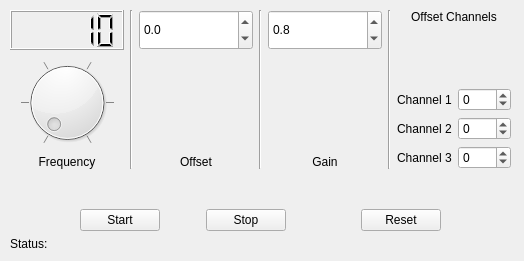
The window that ThreePhase.ui (Joeseidon/Lpad_2_Raspi_Comm_Test) describes before a commit, drawn with Qt 5.
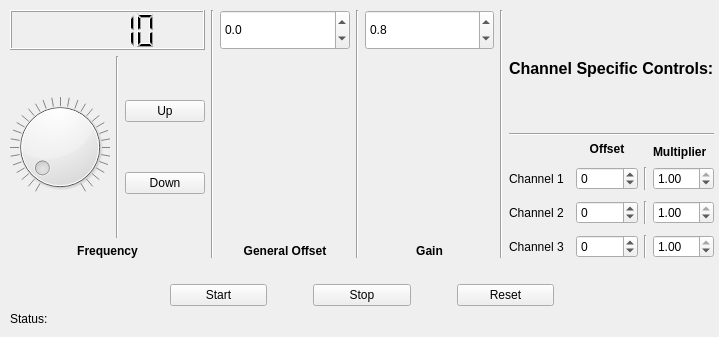
The same window after the commit.

Commit message: updated msg data to include new mult values

```diff
--- a/ThreePhase.ui
+++ b/ThreePhase.ui
@@ -2,14 +2,23 @@
 <ui version="4.0">
  <class>Form</class>
  <widget class="QWidget" name="Form">
+  <property name="enabled">
+   <bool>true</bool>
+  </property>
   <property name="geometry">
    <rect>
     <x>0</x>
     <y>0</y>
-    <width>524</width>
-    <height>261</height>
+    <width>719</width>
+    <height>337</height>
    </rect>
   </property>
+  <property name="sizePolicy">
+   <sizepolicy hsizetype="Preferred" vsizetype="Preferred">
+    <horstretch>0</horstretch>
+    <verstretch>0</verstretch>
+   </sizepolicy>
+  </property>
   <property name="windowTitle">
    <string>3 Phase Function Generator</string>
   </property>
@@ -18,82 +27,13 @@
     <rect>
      <x>10</x>
      <y>10</y>
-     <width>501</width>
-     <height>241</height>
+     <width>704</width>
+     <height>316</height>
     </rect>
    </property>
    <layout class="QVBoxLayout" name="verticalLayout_5">
     <item>
      <layout class="QGridLayout" name="gridLayout">
-      <item row="0" column="6">
-       <layout class="QVBoxLayout" name="verticalLayout">
-        <item>
-         <widget class="QLabel" name="label_4">
-          <property name="text">
-           <string>Offset Channels</string>
-          </property>
-          <property name="alignment">
-           <set>Qt::AlignHCenter|Qt::AlignTop</set>
-          </property>
-         </widget>
-        </item>
-        <item>
-         <layout class="QFormLayout" name="formLayout">
-          <item row="0" column="0">
-           <widget class="QLabel" name="label_5">
-            <property name="text">
-             <string>Channel 1</string>
-            </property>
-           </widget>
-          </item>
-          <item row="0" column="1">
-           <widget class="QSpinBox" name="Channel1_scale">
-            <property name="minimum">
-             <number>-1</number>
-            </property>
-            <property name="maximum">
-             <number>1</number>
-            </property>
-           </widget>
-          </item>
-          <item row="1" column="0">
-           <widget class="QLabel" name="label_6">
-            <property name="text">
-             <string>Channel 2</string>
-            </property>
-           </widget>
-          </item>
-          <item row="1" column="1">
-           <widget class="QSpinBox" name="Channel2_scale">
-            <property name="minimum">
-             <number>-1</number>
-            </property>
-            <property name="maximum">
-             <number>1</number>
-            </property>
-           </widget>
-          </item>
-          <item row="2" column="0">
-           <widget class="QLabel" name="label_7">
-            <property name="text">
-             <string>Channel 3</string>
-            </property>
-           </widget>
-          </item>
-          <item row="2" column="1">
-           <widget class="QSpinBox" name="Channel3_scale">
-            <property name="minimum">
-             <number>-1</number>
-            </property>
-            <property name="maximum">
-             <number>1</number>
-            </property>
-           </widget>
-          </item>
-         </layout>
-        </item>
-       </layout>
-      </item>
       <item row="0" column="4">
        <layout class="QVBoxLayout" name="verticalLayout_3">
         <item>
@@ -120,6 +60,12 @@
         </item>
         <item>
          <widget class="QLabel" name="label_2">
+          <property name="font">
+           <font>
+            <weight>75</weight>
+            <bold>true</bold>
+           </font>
+          </property>
           <property name="text">
            <string>Gain</string>
           </property>
@@ -166,8 +112,14 @@
         </item>
         <item>
          <widget class="QLabel" name="label_3">
+          <property name="font">
+           <font>
+            <weight>75</weight>
+            <bold>true</bold>
+           </font>
+          </property>
           <property name="text">
-           <string>Offset</string>
+           <string>General Offset</string>
           </property>
           <property name="scaledContents">
            <bool>false</bool>
@@ -201,38 +153,112 @@
          </widget>
         </item>
         <item>
-         <widget class="QDial" name="FreqDial">
-          <property name="maximum">
-           <number>5000</number>
-          </property>
-          <property name="singleStep">
-           <number>100</number>
-          </property>
-          <property name="pageStep">
-           <number>100</number>
-          </property>
-          <property name="value">
-           <number>10</number>
-          </property>
-          <property name="tracking">
-           <bool>true</bool>
-          </property>
-          <property name="invertedAppearance">
-           <bool>false</bool>
-          </property>
-          <property name="invertedControls">
-           <bool>false</bool>
-          </property>
-          <property name="wrapping">
-           <bool>false</bool>
-          </property>
-          <property name="notchesVisible">
-           <bool>true</bool>
-          </property>
-         </widget>
+         <layout class="QGridLayout" name="gridLayout_3">
+          <item row="0" column="2">
+           <layout class="QVBoxLayout" name="verticalLayout_6">
+            <item>
+             <spacer name="verticalSpacer_6">
+              <property name="orientation">
+               <enum>Qt::Vertical</enum>
+              </property>
+              <property name="sizeHint" stdset="0">
+               <size>
+                <width>20</width>
+                <height>40</height>
+               </size>
+              </property>
+             </spacer>
+            </item>
+            <item>
+             <widget class="QPushButton" name="Increase_Freq_Btn">
+              <property name="text">
+               <string>Up</string>
+              </property>
+             </widget>
+            </item>
+            <item>
+             <spacer name="verticalSpacer_5">
+              <property name="orientation">
+               <enum>Qt::Vertical</enum>
+              </property>
+              <property name="sizeHint" stdset="0">
+               <size>
+                <width>20</width>
+                <height>40</height>
+               </size>
+              </property>
+             </spacer>
+            </item>
+            <item>
+             <widget class="QPushButton" name="Decrease_Freq_Btn">
+              <property name="text">
+               <string>Down</string>
+              </property>
+             </widget>
+            </item>
+            <item>
+             <spacer name="verticalSpacer_4">
+              <property name="orientation">
+               <enum>Qt::Vertical</enum>
+              </property>
+              <property name="sizeHint" stdset="0">
+               <size>
+                <width>20</width>
+                <height>40</height>
+               </size>
+              </property>
+             </spacer>
+            </item>
+           </layout>
+          </item>
+          <item row="0" column="0">
+           <widget class="QDial" name="FreqDial">
+            <property name="maximum">
+             <number>300</number>
+            </property>
+            <property name="singleStep">
+             <number>10</number>
+            </property>
+            <property name="pageStep">
+             <number>10</number>
+            </property>
+            <property name="value">
+             <number>10</number>
+            </property>
+            <property name="tracking">
+             <bool>true</bool>
+            </property>
+            <property name="invertedAppearance">
+             <bool>false</bool>
+            </property>
+            <property name="invertedControls">
+             <bool>false</bool>
+            </property>
+            <property name="wrapping">
+             <bool>false</bool>
+            </property>
+            <property name="notchesVisible">
+             <bool>true</bool>
+            </property>
+           </widget>
+          </item>
+          <item row="0" column="1">
+           <widget class="Line" name="line_5">
+            <property name="orientation">
+             <enum>Qt::Vertical</enum>
+            </property>
+           </widget>
+          </item>
+         </layout>
         </item>
         <item>
          <widget class="QLabel" name="label">
+          <property name="font">
+           <font>
+            <weight>75</weight>
+            <bold>true</bold>
+           </font>
+          </property>
           <property name="text">
            <string>Frequency</string>
           </property>
@@ -240,7 +266,7 @@
            <bool>false</bool>
           </property>
           <property name="alignment">
-           <set>Qt::AlignCenter</set>
+           <set>Qt::AlignBottom|Qt::AlignHCenter</set>
           </property>
          </widget>
         </item>
@@ -260,6 +286,228 @@
         </property>
        </widget>
       </item>
+      <item row="0" column="6">
+       <layout class="QVBoxLayout" name="verticalLayout">
+        <item>
+         <widget class="QLabel" name="label_8">
+          <property name="font">
+           <font>
+            <pointsize>12</pointsize>
+            <weight>75</weight>
+            <bold>true</bold>
+            <underline>false</underline>
+           </font>
+          </property>
+          <property name="text">
+           <string>Channel Specific Controls:</string>
+          </property>
+         </widget>
+        </item>
+        <item>
+         <widget class="Line" name="line_4">
+          <property name="orientation">
+           <enum>Qt::Horizontal</enum>
+          </property>
+         </widget>
+        </item>
+        <item>
+         <layout class="QGridLayout" name="gridLayout_2">
+          <item row="5" column="3">
+           <widget class="QDoubleSpinBox" name="Channel3_mult">
+            <property name="maximum">
+             <double>1.000000000000000</double>
+            </property>
+            <property name="singleStep">
+             <double>0.050000000000000</double>
+            </property>
+            <property name="value">
+             <double>1.000000000000000</double>
+            </property>
+           </widget>
+          </item>
+          <item row="1" column="2">
+           <widget class="Line" name="line_9">
+            <property name="orientation">
+             <enum>Qt::Vertical</enum>
+            </property>
+           </widget>
+          </item>
+          <item row="3" column="1">
+           <widget class="QSpinBox" name="Channel2_offset">
+            <property name="minimum">
+             <number>-1</number>
+            </property>
+            <property name="maximum">
+             <number>1</number>
+            </property>
+           </widget>
+          </item>
+          <item row="0" column="1">
+           <widget class="QLabel" name="label_4">
+            <property name="font">
+             <font>
+              <weight>75</weight>
+              <bold>true</bold>
+              <underline>false</underline>
+             </font>
+            </property>
+            <property name="text">
+             <string>Offset</string>
+            </property>
+            <property name="alignment">
+             <set>Qt::AlignHCenter|Qt::AlignTop</set>
+            </property>
+           </widget>
+          </item>
+          <item row="1" column="3">
+           <widget class="QDoubleSpinBox" name="Channel1_mult">
+            <property name="maximum">
+             <double>1.000000000000000</double>
+            </property>
+            <property name="singleStep">
+             <double>0.050000000000000</double>
+            </property>
+            <property name="value">
+             <double>1.000000000000000</double>
+            </property>
+           </widget>
+          </item>
+          <item row="3" column="3">
+           <widget class="QDoubleSpinBox" name="Channel2_mult">
+            <property name="maximum">
+             <double>1.000000000000000</double>
+            </property>
+            <property name="singleStep">
+             <double>0.050000000000000</double>
+            </property>
+            <property name="value">
+             <double>1.000000000000000</double>
+            </property>
+           </widget>
+          </item>
+          <item row="5" column="1">
+           <widget class="QSpinBox" name="Channel3_offset">
+            <property name="minimum">
+             <number>-1</number>
+            </property>
+            <property name="maximum">
+             <number>1</number>
+            </property>
+           </widget>
+          </item>
+          <item row="5" column="0">
+           <widget class="QLabel" name="label_7">
+            <property name="font">
+             <font>
+              <weight>50</weight>
+              <bold>false</bold>
+             </font>
+            </property>
+            <property name="text">
+             <string>Channel 3</string>
+            </property>
+           </widget>
+          </item>
+          <item row="3" column="0">
+           <widget class="QLabel" name="label_6">
+            <property name="font">
+             <font>
+              <weight>50</weight>
+              <bold>false</bold>
+             </font>
+            </property>
+            <property name="text">
+             <string>Channel 2</string>
+            </property>
+           </widget>
+          </item>
+          <item row="0" column="3">
+           <widget class="QLabel" name="label_9">
+            <property name="font">
+             <font>
+              <weight>75</weight>
+              <bold>true</bold>
+              <underline>false</underline>
+             </font>
+            </property>
+            <property name="text">
+             <string>Multiplier</string>
+            </property>
+           </widget>
+          </item>
+          <item row="1" column="0">
+           <widget class="QLabel" name="label_5">
+            <property name="font">
+             <font>
+              <weight>50</weight>
+              <bold>false</bold>
+             </font>
+            </property>
+            <property name="text">
+             <string>Channel 1</string>
+            </property>
+           </widget>
+          </item>
+          <item row="1" column="1">
+           <widget class="QSpinBox" name="Channel1_offset">
+            <property name="minimum">
+             <number>-1</number>
+            </property>
+            <property name="maximum">
+             <number>1</number>
+            </property>
+           </widget>
+          </item>
+          <item row="3" column="2">
+           <widget class="Line" name="line_8">
+            <property name="orientation">
+             <enum>Qt::Vertical</enum>
+            </property>
+           </widget>
+          </item>
+          <item row="4" column="0">
+           <spacer name="verticalSpacer_2">
+            <property name="orientation">
+             <enum>Qt::Vertical</enum>
+            </property>
+            <property name="sizeType">
+             <enum>QSizePolicy::Fixed</enum>
+            </property>
+            <property name="sizeHint" stdset="0">
+             <size>
+              <width>20</width>
+              <height>5</height>
+             </size>
+            </property>
+           </spacer>
+          </item>
+          <item row="5" column="2">
+           <widget class="Line" name="line_7">
+            <property name="orientation">
+             <enum>Qt::Vertical</enum>
+            </property>
+           </widget>
+          </item>
+          <item row="2" column="0">
+           <spacer name="verticalSpacer_3">
+            <property name="orientation">
+             <enum>Qt::Vertical</enum>
+            </property>
+            <property name="sizeType">
+             <enum>QSizePolicy::Fixed</enum>
+            </property>
+            <property name="sizeHint" stdset="0">
+             <size>
+              <width>20</width>
+              <height>5</height>
+             </size>
+            </property>
+           </spacer>
+          </item>
+         </layout>
+        </item>
+       </layout>
+      </item>
      </layout>
     </item>
     <item>
@@ -267,10 +515,13 @@
       <property name="orientation">
        <enum>Qt::Vertical</enum>
       </property>
+      <property name="sizeType">
+       <enum>QSizePolicy::Fixed</enum>
+      </property>
       <property name="sizeHint" stdset="0">
        <size>
         <width>20</width>
-        <height>40</height>
+        <height>20</height>
        </size>
       </property>
      </spacer>
@@ -282,9 +533,12 @@
         <property name="orientation">
          <enum>Qt::Horizontal</enum>
         </property>
+        <property name="sizeType">
+         <enum>QSizePolicy::Fixed</enum>
+        </property>
         <property name="sizeHint" stdset="0">
          <size>
-          <width>40</width>
+          <width>160</width>
           <height>20</height>
          </size>
         </property>
@@ -303,7 +557,7 @@
          <enum>Qt::Horizontal</enum>
         </property>
         <property name="sizeType">
-         <enum>QSizePolicy::Minimum</enum>
+         <enum>QSizePolicy::Fixed</enum>
         </property>
         <property name="sizeHint" stdset="0">
          <size>
@@ -325,6 +579,9 @@
         <property name="orientation">
          <enum>Qt::Horizontal</enum>
         </property>
+        <property name="sizeType">
+         <enum>QSizePolicy::Fixed</enum>
+        </property>
         <property name="sizeHint" stdset="0">
          <size>
           <width>40</width>
@@ -345,9 +602,12 @@
         <property name="orientation">
          <enum>Qt::Horizontal</enum>
         </property>
+        <property name="sizeType">
+         <enum>QSizePolicy::Fixed</enum>
+        </property>
         <property name="sizeHint" stdset="0">
          <size>
-          <width>40</width>
+          <width>160</width>
           <height>20</height>
          </size>
         </property>
```
Left out of the diff: 14 changed lines with no effect on the pictures. The commit also changes 1 other file.
